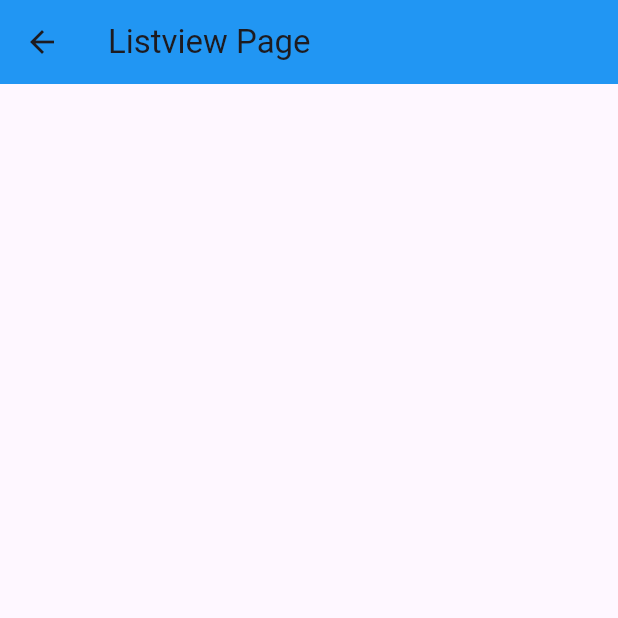
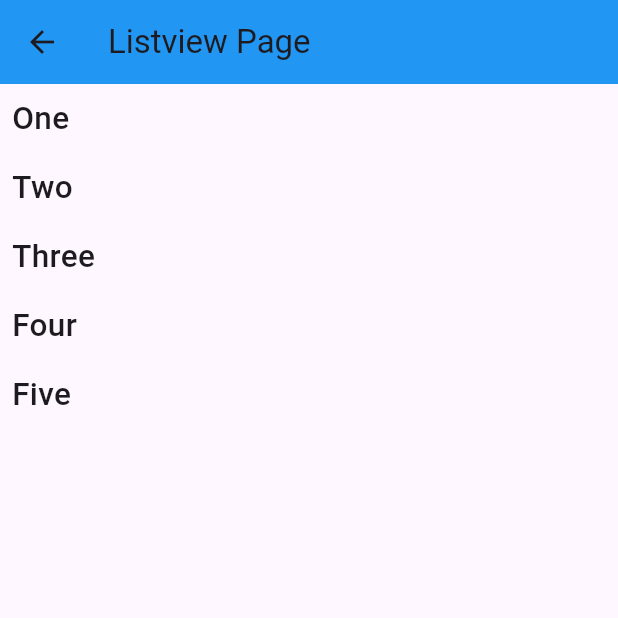
Before and after one commit to mh-rahat/development-learning-journey, a Flutter app: the ListviewWidgetPage screen opened directly, on a phone screen of 412 x 824 dp, the top half of it. Run offline on Flutter 3.47's test engine with Material 3 defaults, Android fonts, the phone set to English and light mode, and no system bars.

Commit message:
update the file

```diff
--- a/dart/flutter_learning/flutter_basics/lib/widgets/listview_page.dart
+++ b/dart/flutter_learning/flutter_basics/lib/widgets/listview_page.dart
@@ -4,6 +4,49 @@
   const ListviewWidgetPage({super.key});
   @override
   Widget build(BuildContext context) {
-    return Scaffold(appBar: AppBar(title: Text('Listview Page')));
+    return Scaffold(
+      appBar: AppBar(title: Text('Listview Page')),
+      body: Center(
+        child: ListView(
+          children: [
+            Padding(
+              padding: const EdgeInsets.all(8.0),
+              child: Text(
+                'One',
+                style: TextStyle(fontSize: 21, fontWeight: FontWeight.w500),
+              ),
+            ),
+            Padding(
+              padding: const EdgeInsets.all(8.0),
+              child: Text(
+                'Two',
+                style: TextStyle(fontSize: 21, fontWeight: FontWeight.w500),
+              ),
+            ),
+            Padding(
+              padding: const EdgeInsets.all(8.0),
+              child: Text(
+                'Three',
+                style: TextStyle(fontSize: 21, fontWeight: FontWeight.w500),
+              ),
+            ),
+            Padding(
+              padding: const EdgeInsets.all(8.0),
+              child: Text(
+                'Four',
+                style: TextStyle(fontSize: 21, fontWeight: FontWeight.w500),
+              ),
+            ),
+            Padding(
+              padding: const EdgeInsets.all(8.0),
+              child: Text(
+                'Five',
+                style: TextStyle(fontSize: 21, fontWeight: FontWeight.w500),
+              ),
+            ),
+          ],
+        ),
+      ),
+    );
   }
 }
```
